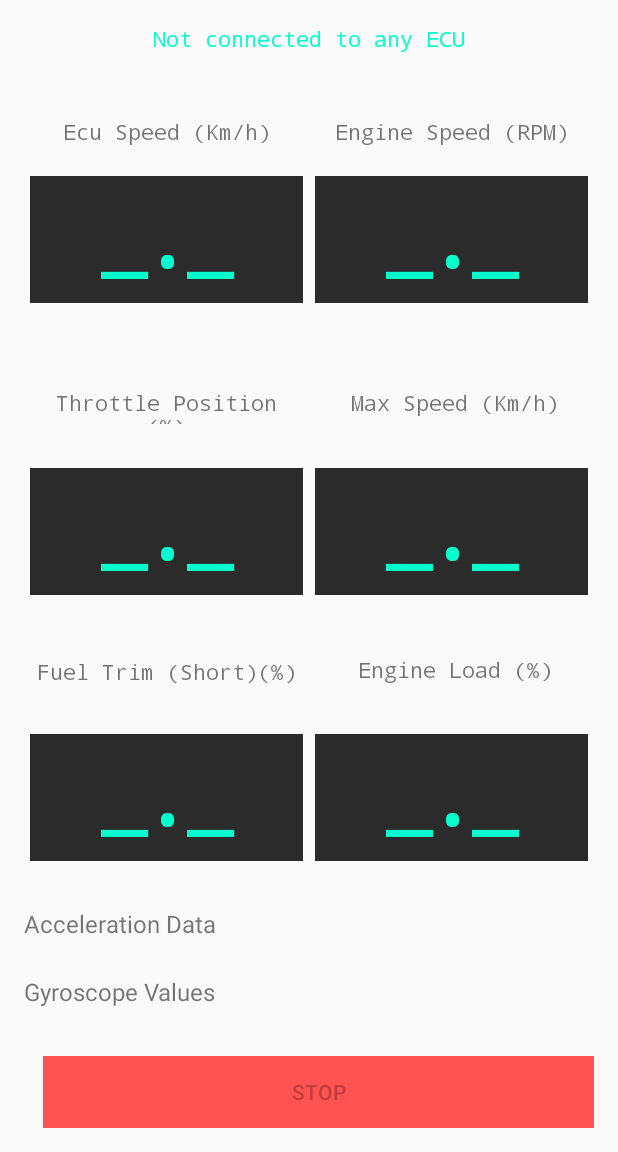
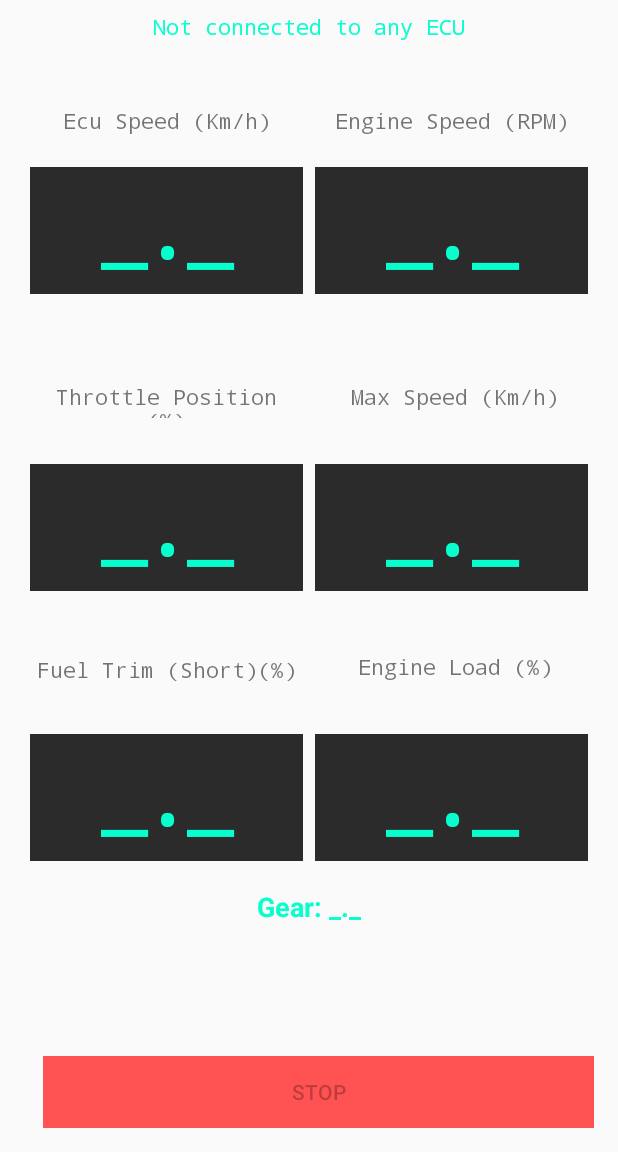
Before and after one commit to Yushetf33/OBD2Cloud, an Android app: the screen it shows after launch (MainActivity), on a phone screen of 412 x 824 dp, the part 84-1236 px from its top. Run offline under Robolectric (Android 15) with nearby library versions, the phone set to English and light mode, and no system bars; libraries missing offline, so code that uses them is left out: org.apache.poi; 4 statements that could not run were skipped.

Commit message:
Ajustes de interfaz

```diff
--- a/app/build.gradle
+++ b/app/build.gradle
@@ -8,9 +8,9 @@ android {
     compileSdk 34
 
     defaultConfig {
-        applicationId "com.example.myobc"
+        applicationId "com.example.obd2Cloud"
         minSdk 26
-        targetSdk 34
+        targetSdkVersion 34
         versionCode 1
         versionName "1.0"
 
@@ -50,7 +50,6 @@ dependencies {
     implementation 'com.github.eltonvs:kotlin-obd-api:1.3.0'
     implementation "org.jetbrains.kotlinx:kotlinx-coroutines-core:1.6.0"
     implementation "org.jetbrains.kotlinx:kotlinx-coroutines-android:1.6.0"
-    implementation project(':opencv')
     implementation 'com.squareup.retrofit2:retrofit:2.9.0'
     implementation 'com.squareup.retrofit2:converter-gson:2.9.0'
     implementation 'com.squareup.okhttp3:logging-interceptor:4.9.0'
--- a/app/src/main/AndroidManifest.xml
+++ b/app/src/main/AndroidManifest.xml
@@ -37,9 +37,6 @@
             android:name=".BluetoothActivity"
             android:exported="false" />
 
-        <activity
-            android:name=".CameraPreviewActivity"
-            android:exported="false" />
 
         <activity
             android:name=".MainActivity"
--- a/app/src/main/java/com/example/obd2cloud/MainActivity.kt
+++ b/app/src/main/java/com/example/obd2cloud/MainActivity.kt
@@ -49,19 +49,18 @@ import java.util.Locale
 import org.apache.poi.ss.usermodel.Workbook
 import org.apache.poi.xssf.usermodel.XSSFWorkbook
 import java.io.FileOutputStream
+import com.example.obd2cloud.R
 
 class MainActivity : AppCompatActivity(), View.OnClickListener, SensorEventListener {
     private var menu: Menu? = null
-
     private lateinit var connection_status: TextView
     private lateinit var speed_display: TextView
     private lateinit var RPM_display: TextView
     private lateinit var throttle_display: TextView
     private lateinit var maxSpeed_display: TextView
     private lateinit var engine_load_display: TextView
-    private lateinit var gyro_display: TextView
-    private lateinit var accel_display: TextView
     private lateinit var fuel_display: TextView
+    private lateinit var gear_display: TextView
 
     private var address: String = ""
     private lateinit var mBluetoothAdapter: BluetoothAdapter
@@ -117,11 +116,10 @@ class MainActivity : AppCompatActivity(), View.OnClickListener, SensorEventListe
         speed_display = findViewById(R.id.speed_display)
         RPM_display = findViewById(R.id.RPM_display)
         fuel_display = findViewById(R.id.fuel_display)
+        gear_display = findViewById(R.id.gear_display)
         throttle_display = findViewById(R.id.throttle_display)
         maxSpeed_display = findViewById(R.id.maxSpeed_display)
         engine_load_display = findViewById(R.id.engine_load_display)
-        gyro_display = findViewById(R.id.gyro_display)
-        accel_display = findViewById(R.id.accel_display)
 
         stop = findViewById(R.id.stop)
         stop.setOnClickListener(this)
@@ -396,6 +394,8 @@ class MainActivity : AppCompatActivity(), View.OnClickListener, SensorEventListe
         val closestSpeed = speeds.minByOrNull { estimatedSpeed -> kotlin.math.abs(estimatedSpeed - speedValue) }
         currentGear = closestSpeed?.let { speeds.indexOf(it) + 1 }
         // Si encontramos una velocidad más cercana, retornamos el índice (más 1 para la marcha)
+        gear_display.text = currentGear.toString()
+
         return currentGear
     }
 
@@ -488,11 +488,6 @@ class MainActivity : AppCompatActivity(), View.OnClickListener, SensorEventListe
                 updateEngineLoad()
 
                 currentGear = calculateGear(currentRPM, currentSpeed)
-
-                // Actualizar la interfaz de usuario con la marcha calculada
-                withContext(Dispatchers.Main) {
-                    Toast.makeText(this@MainActivity, "Marcha actual: $currentGear", Toast.LENGTH_SHORT).show()
-                }
 
                 delay(50) // Controla la frecuencia de actualización de métricas
             }
@@ -701,24 +696,12 @@ class MainActivity : AppCompatActivity(), View.OnClickListener, SensorEventListe
                     currentGyroX = event.values[0].toString()
                     currentGyroY = event.values[1].toString()
                     currentGyroZ = event.values[2].toString()
-                    gyro_display.text = getString(
-                        R.string.gyro_values,
-                        event.values[0],
-                        event.values[1],
-                        event.values[2]
-                    )
                 }
 
                 Sensor.TYPE_ACCELEROMETER -> {
                     currentAccelX = event.values[0].toString()
                     currentAccelY = event.values[1].toString()
                     currentAccelZ = event.values[2].toString()
-                    accel_display.text = getString(
-                        R.string.accel_values,
-                        event.values[0],
-                        event.values[1],
-                        event.values[2]
-                    )
                 }
             }
         }
@@ -803,8 +786,7 @@ class MainActivity : AppCompatActivity(), View.OnClickListener, SensorEventListe
         maxSpeed_display.text = getString(R.string.default_display)
         fuel_display.text = getString(R.string.default_display)
         engine_load_display.text = getString(R.string.default_display)
-        gyro_display.text = getString(R.string.default_display)
-        accel_display.text = getString(R.string.default_display)
+        gear_display.text = "_._"
     }
 
     override fun onResume() {
--- a/app/src/main/res/layout/activity_main.xml
+++ b/app/src/main/res/layout/activity_main.xml
@@ -16,14 +16,14 @@
         android:layout_width="0dp"
         android:layout_height="wrap_content"
         android:layout_marginStart="16dp"
-        android:layout_marginTop="16dp"
+        android:layout_marginTop="8dp"
         android:layout_marginEnd="16dp"
         android:fontFamily="monospace"
         android:text="connection indicator"
         android:textAlignment="center"
         android:textColor="#FF07FFCD"
         app:layout_constraintEnd_toEndOf="parent"
-        app:layout_constraintHorizontal_bias="0.47"
+        app:layout_constraintHorizontal_bias="0.0"
         app:layout_constraintStart_toStartOf="parent"
         app:layout_constraintTop_toBottomOf="@+id/toolbar" />
 
@@ -87,6 +87,22 @@
             app:layout_constraintStart_toStartOf="parent" />
 
     </androidx.constraintlayout.widget.ConstraintLayout>
+
+    <TextView
+        android:id="@+id/gear_display"
+        android:layout_width="wrap_content"
+        android:layout_height="wrap_content"
+        android:layout_marginTop="16dp"
+        android:layout_marginBottom="16dp"
+        android:text="Gear: _._"
+        android:textSize="18sp"
+        android:textColor="#FF07FFCD"
+        android:textStyle="bold"
+        app:layout_constraintTop_toBottomOf="@+id/frameLayoutFuelTrim"
+        app:layout_constraintStart_toStartOf="parent"
+        app:layout_constraintEnd_toEndOf="parent" />
+
+
 
     <androidx.constraintlayout.widget.ConstraintLayout
         android:id="@+id/frameLayoutAmbientTemperature"
@@ -334,6 +350,7 @@
 
     </androidx.constraintlayout.widget.ConstraintLayout>
 
+
     <androidx.constraintlayout.widget.ConstraintLayout
         android:id="@+id/frameLayoutMaxSpeed"
         android:layout_width="0dp"
@@ -396,6 +413,7 @@
 
     </androidx.constraintlayout.widget.ConstraintLayout>
 
+
     <com.google.android.material.appbar.MaterialToolbar
         android:id="@+id/toolbar"
         android:layout_width="0dp"
@@ -428,27 +446,5 @@
         app:layout_constraintHorizontal_bias="1.0"
         app:layout_constraintStart_toStartOf="parent" />
 
-    <TextView
-        android:id="@+id/accel_display"
-        android:layout_width="wrap_content"
-        android:layout_height="wrap_content"
-        android:layout_marginStart="16dp"
-        android:layout_marginBottom="141dp"
-        android:text="Acceleration Data"
-        android:textSize="16sp"
-        app:layout_constraintBottom_toBottomOf="parent"
-        app:layout_constraintStart_toStartOf="parent" />
-
-    <TextView
-        android:id="@+id/gyro_display"
-        android:layout_width="wrap_content"
-        android:layout_height="wrap_content"
-        android:layout_marginStart="16dp"
-        android:layout_marginBottom="96dp"
-        android:text="Gyroscope Values"
-        android:textSize="16sp"
-        app:layout_constraintBottom_toBottomOf="parent"
-        app:layout_constraintStart_toStartOf="parent" />
-
 
 </androidx.constraintlayout.widget.ConstraintLayout>
--- a/build.gradle
+++ b/build.gradle
@@ -1,6 +1,6 @@
 // Top-level build file where you can add configuration options common to all sub-projects/modules.
 plugins {
-    id 'com.android.application' version '8.0.2' apply false
-    id 'com.android.library' version '8.0.2' apply false
+    id 'com.android.application' version '8.3.0' apply false
+    id 'com.android.library' version '8.3.0' apply false
     id 'org.jetbrains.kotlin.android' version '1.8.20' apply false
 }
--- a/settings.gradle
+++ b/settings.gradle
@@ -15,4 +15,3 @@ dependencyResolutionManagement {
 }
 rootProject.name = "OBD2Cloud"
 include ':app'
-include ':opencv'
```
Also changed, not shown: app/src/main/java/com/example/obd2cloud/OBDPids.kt (deleted, +0 -55 lines), app/src/main/java/com/example/obd2cloud/logData.kt (deleted, +0 -81 lines).
